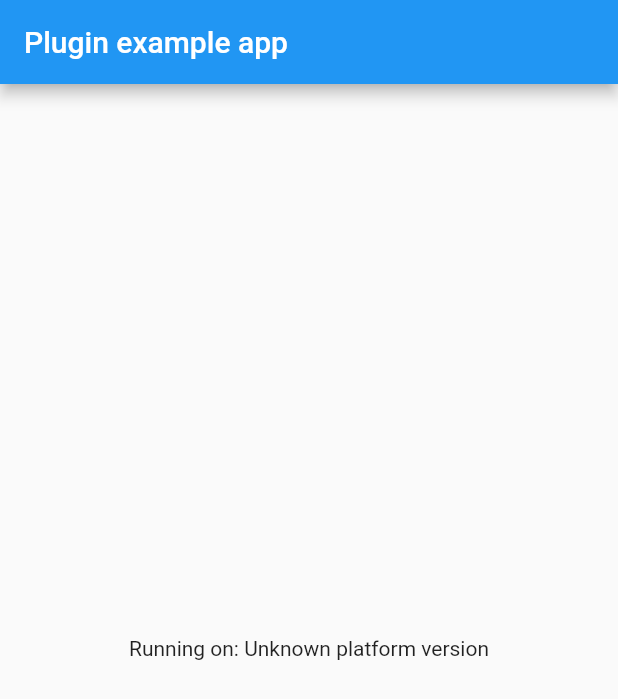
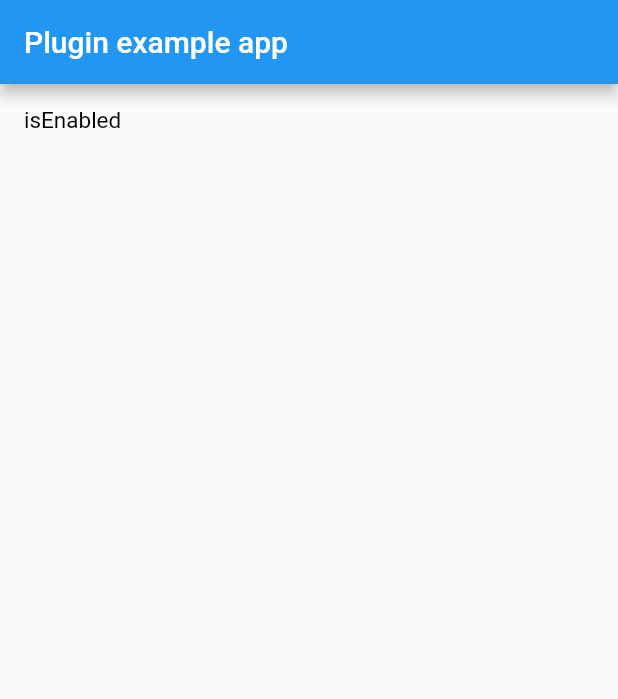
Before and after one commit to leanflutter/screen_text_extractor, a Flutter app: the screen it shows after launch, on a phone screen of 412 x 824 dp. Shown: the top 699 px of the screen. Run offline on Flutter 3.47's test engine with Material 2 defaults, Android fonts, the phone set to English and light mode, and no system bars; our stand-ins replace bot_toast; missing offline and left inert: hotkey_manager.

Commit message:
[macos] Add `extract` method

```diff
--- a/example/lib/main.dart
+++ b/example/lib/main.dart
@@ -1,10 +1,11 @@
 import 'package:flutter/material.dart';
-import 'dart:async';
+import 'package:bot_toast/bot_toast.dart';
 
-import 'package:flutter/services.dart';
-import 'package:screen_text_extractor/screen_text_extractor.dart';
+import './pages/home.dart';
 
 void main() {
+  WidgetsFlutterBinding.ensureInitialized();
+
   runApp(MyApp());
 }
 
@@ -14,47 +15,12 @@ class MyApp extends StatefulWidget {
 }
 
 class _MyAppState extends State<MyApp> {
-  String _platformVersion = 'Unknown';
-
-  @override
-  void initState() {
-    super.initState();
-    initPlatformState();
-  }
-
-  // Platform messages are asynchronous, so we initialize in an async method.
-  Future<void> initPlatformState() async {
-    String platformVersion;
-    // Platform messages may fail, so we use a try/catch PlatformException.
-    // We also handle the message potentially returning null.
-    try {
-      platformVersion =
-          await ScreenTextExtractor.platformVersion ?? 'Unknown platform version';
-    } on PlatformException {
-      platformVersion = 'Failed to get platform version.';
-    }
-
-    // If the widget was removed from the tree while the asynchronous platform
-    // message was in flight, we want to discard the reply rather than calling
-    // setState to update our non-existent appearance.
-    if (!mounted) return;
-
-    setState(() {
-      _platformVersion = platformVersion;
-    });
-  }
-
   @override
   Widget build(BuildContext context) {
     return MaterialApp(
-      home: Scaffold(
-        appBar: AppBar(
-          title: const Text('Plugin example app'),
-        ),
-        body: Center(
-          child: Text('Running on: $_platformVersion\n'),
-        ),
-      ),
+      builder: BotToastInit(),
+      navigatorObservers: [BotToastNavigatorObserver()],
+      home: HomePage(),
     );
   }
 }
--- /dev/null
+++ b/example/lib/pages/home.dart
@@ -0,0 +1,112 @@
+import 'package:bot_toast/bot_toast.dart';
+import 'package:flutter/cupertino.dart';
+import 'package:flutter/material.dart';
+import 'package:hotkey_manager/hotkey_manager.dart';
+import 'package:screen_text_extractor/screen_text_extractor.dart';
+
+class _ListItem extends StatelessWidget {
+  final Widget? title;
+  final Widget? subtitle;
+  final Widget? trailing;
+  final VoidCallback? onTap;
+
+  const _ListItem({
+    Key? key,
+    this.title,
+    this.subtitle,
+    this.trailing,
+    this.onTap,
+  }) : super(key: key);
+
+  @override
+  Widget build(BuildContext context) {
+    return GestureDetector(
+      behavior: HitTestBehavior.opaque,
+      child: Container(
+        constraints: BoxConstraints(minHeight: 48),
+        padding: EdgeInsets.only(
+          left: 16,
+          right: 16,
+          top: 8,
+          bottom: 8,
+        ),
+        alignment: Alignment.centerLeft,
+        child: Column(
+          children: [
+            Row(
+              children: [
+                DefaultTextStyle(
+                  style: TextStyle(
+                    color: Colors.black,
+                    fontSize: 15,
+                  ),
+                  child: title!,
+                ),
+                Expanded(child: Container()),
+                if (trailing != null) SizedBox(height: 34, child: trailing),
+              ],
+            ),
+            if (subtitle != null) Container(child: subtitle),
+          ],
+        ),
+      ),
+      onTap: this.onTap,
+    );
+  }
+}
+
+class HomePage extends StatefulWidget {
+  @override
+  _HomePageState createState() => _HomePageState();
+}
+
+class _HomePageState extends State<HomePage> {
+  @override
+  void initState() {
+    _init();
+    super.initState();
+  }
+
+  _init() async {
+    // ⌥ + w
+    HotKey _hotKey = HotKey(
+      KeyCode.keyW,
+      modifiers: [KeyModifier.alt],
+    );
+
+    await HotKeyManager.instance.register(
+      _hotKey,
+      keyDownHandler: () {
+        print('onKeyDown+${_hotKey.toJson()}');
+      },
+      keyUpHandler: () async {
+        ExtractedResult result = await ScreenTextExtractor.instance.extract();
+        BotToast.showText(text: 'result: ${result.toJson()}');
+      },
+    );
+  }
+
+  Widget _buildBody(BuildContext context) {
+    return Column(
+      children: <Widget>[
+        _ListItem(
+          title: Text('isEnabled'),
+          onTap: () async {
+            bool _isEnabled = await ScreenTextExtractor.instance.isEnabled();
+            BotToast.showText(text: '_isEnabled: $_isEnabled');
+          },
+        ),
+      ],
+    );
+  }
+
+  @override
+  Widget build(BuildContext context) {
+    return Scaffold(
+      appBar: AppBar(
+        title: const Text('Plugin example app'),
+      ),
+      body: _buildBody(context),
+    );
+  }
+}
--- a/example/pubspec.yaml
+++ b/example/pubspec.yaml
@@ -23,6 +23,11 @@ dependencies:
   # The following adds the Cupertino Icons font to your application.
   # Use with the CupertinoIcons class for iOS style icons.
   cupertino_icons: ^1.0.2
+  bot_toast: ^4.0.1
+  hotkey_manager:
+    git:
+      url: https://github.com/leanflutter/hotkey_manager
+      ref: main
 
 dev_dependencies:
   flutter_test:
--- a/lib/screen_text_extractor.dart
+++ b/lib/screen_text_extractor.dart
@@ -1,14 +1,2 @@
-
-import 'dart:async';
-
-import 'package:flutter/services.dart';
-
-class ScreenTextExtractor {
-  static const MethodChannel _channel =
-      const MethodChannel('screen_text_extractor');
-
-  static Future<String?> get platformVersion async {
-    final String? version = await _channel.invokeMethod('getPlatformVersion');
-    return version;
-  }
-}
+export './src/extracted_result.dart';
+export './src/screen_text_extractor.dart';
--- /dev/null
+++ b/lib/src/extracted_result.dart
@@ -0,0 +1,19 @@
+class ExtractedResult {
+  final String? text;
+
+  ExtractedResult({
+    this.text,
+  });
+
+  factory ExtractedResult.fromJson(Map<String, dynamic> json) {
+    return ExtractedResult(
+      text: json['text'],
+    );
+  }
+
+  Map<String, dynamic> toJson() {
+    return {
+      'text': text,
+    };
+  }
+}
--- /dev/null
+++ b/lib/src/screen_text_extractor.dart
@@ -0,0 +1,49 @@
+import 'dart:async';
+
+import 'package:flutter/services.dart';
+
+import './extracted_result.dart';
+
+enum ExtractMode {
+  clipboard,
+  screenshot,
+  selection,
+}
+
+class ScreenTextExtractor {
+  ScreenTextExtractor._();
+
+  /// The shared instance of [ScreenTextExtractor].
+  static final ScreenTextExtractor instance = ScreenTextExtractor._();
+
+  MethodChannel _channel = const MethodChannel('screen_text_extractor');
+
+  Future<String?> get platformVersion async {
+    final String? version = await _channel.invokeMethod('getPlatformVersion');
+    return version;
+  }
+
+  Future<bool> isEnabled() async {
+    return await _channel.invokeMethod('isEnabled');
+  }
+
+  Future<ExtractedResult> extract([
+    ExtractMode mode = ExtractMode.selection,
+  ]) async {
+    ExtractedResult? extractedResult;
+    if (mode == ExtractMode.clipboard) {
+      ClipboardData? clipboardData =
+          await Clipboard.getData(Clipboard.kTextPlain);
+      extractedResult = ExtractedResult(
+        text: clipboardData?.text,
+      );
+    } else if (mode == ExtractMode.selection) {
+      final Map<dynamic, dynamic> resultData =
+          await _channel.invokeMethod('extractFromSelection');
+      extractedResult =
+          ExtractedResult.fromJson(Map<String, dynamic>.from(resultData));
+    }
+
+    return extractedResult!;
+  }
+}
--- a/pubspec.yaml
+++ b/pubspec.yaml
@@ -1,7 +1,7 @@
 name: screen_text_extractor
-description: A new flutter plugin project.
+description: This plugin allows Flutter **desktop** apps to extract text from screen.
 version: 0.0.1
-homepage:
+homepage: https://github.com/leanflutter/screen_text_extractor
 
 environment:
   sdk: ">=2.12.0 <3.0.0"
```
Also changed, not shown: example/pubspec.lock, pubspec.lock, 11 other files.
